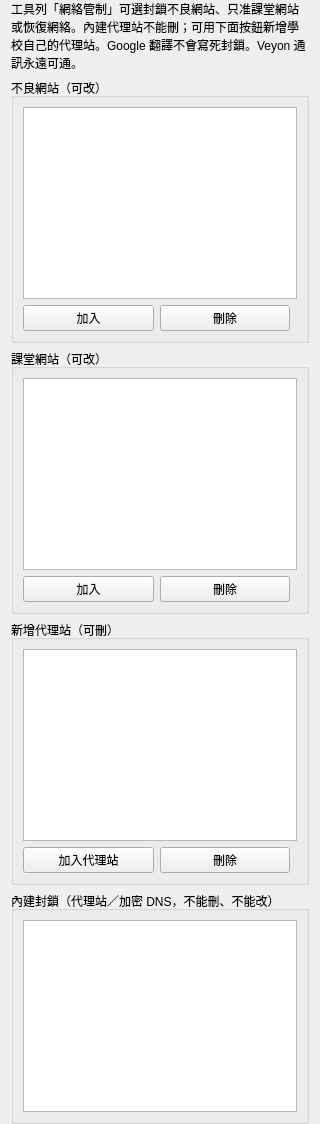
Before: the Qt Designer form plugins/webfilter/WebFilterConfigurationPage.ui in williamhk688/veyon, drawn with Qt 5.
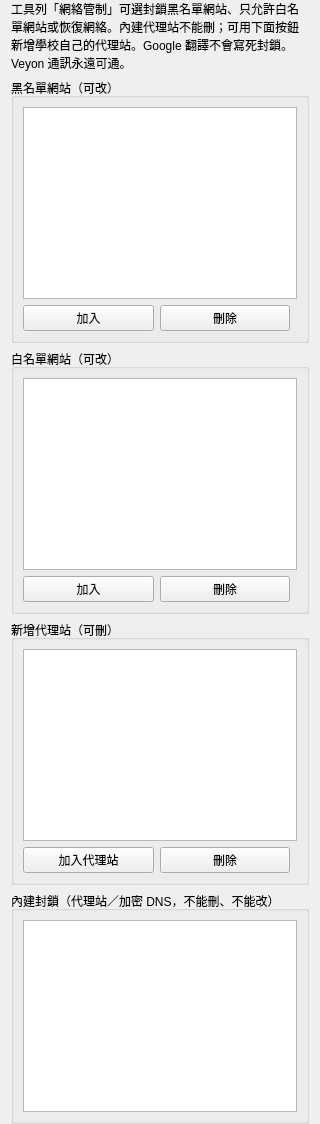
After: the same form once the commit is applied. Icons and pictures are not drawn.

Commit message:
Fix web-filter overlay, labels, and whitelist allow rules.
Restore now stops the student worker so the badge disappears. Blacklist
and whitelist draw different icons. Chrome/Edge allow-list entries now
include http/https scheme forms so listed sites open when * is blocked.
Toolbar wording is 封鎖黑名單網站 and 只允許白名單網站.

Patch:
```diff
--- a/plugins/webfilter/WebFilterConfigurationPage.ui
+++ b/plugins/webfilter/WebFilterConfigurationPage.ui
@@ -22,14 +22,14 @@
       <bool>true</bool>
      </property>
      <property name="text">
-      <string>工具列「網絡管制」可選封鎖不良網站、只准課堂網站或恢復網絡。內建代理站不能刪；可用下面按鈕新增學校自己的代理站。Google 翻譯不會寫死封鎖。Veyon 通訊永遠可通。</string>
+      <string>工具列「網絡管制」可選封鎖黑名單網站、只允許白名單網站或恢復網絡。內建代理站不能刪；可用下面按鈕新增學校自己的代理站。Google 翻譯不會寫死封鎖。Veyon 通訊永遠可通。</string>
      </property>
     </widget>
    </item>
    <item>
     <widget class="QGroupBox" name="blockedGroup">
      <property name="title">
-      <string>不良網站（可改）</string>
+      <string>黑名單網站（可改）</string>
      </property>
      <layout class="QVBoxLayout" name="blockedLayout">
       <item>
@@ -66,7 +66,7 @@
    <item>
     <widget class="QGroupBox" name="allowedGroup">
      <property name="title">
-      <string>課堂網站（可改）</string>
+      <string>白名單網站（可改）</string>
      </property>
      <layout class="QVBoxLayout" name="allowedLayout">
       <item>
```
The commit also changes 9 other files.
